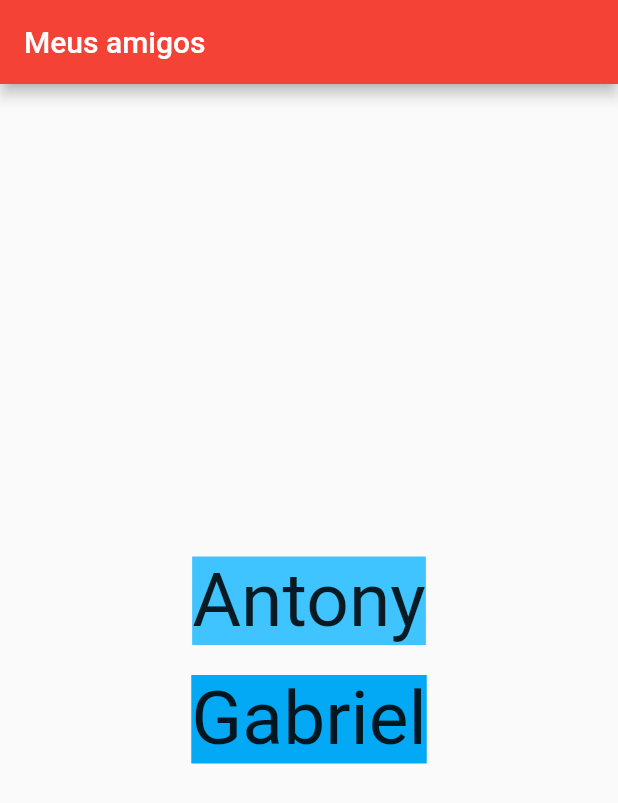
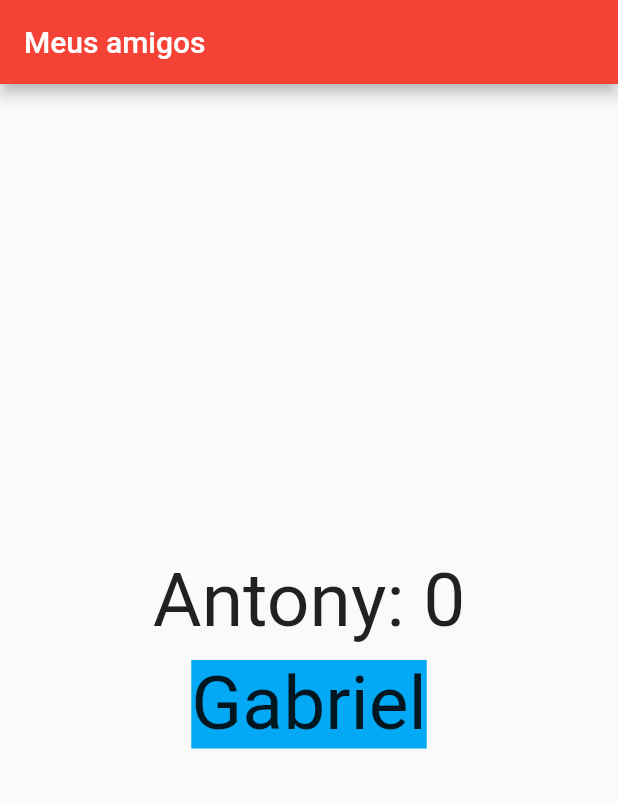
Before and after one commit to AntonyGuilherme/flutter, a Flutter app: the screen it shows after launch, on a phone screen of 412 x 824 dp. Shown: the top 803 px of the screen. Run offline on Flutter 3.47's test engine with Material 2 defaults, Android fonts, the phone set to English and light mode, and no system bars.

Commit message:
Criando um StateFulWidget

```diff
--- a/flutter_app/lib/main.dart
+++ b/flutter_app/lib/main.dart
@@ -18,7 +18,7 @@ class FriendsApp extends StatelessWidget {
               child: Column(
                 mainAxisAlignment: MainAxisAlignment.center,
                 children: [
-                  MyFriend('Antony'),
+                  ItemCounter('Antony'),
                   Padding(
                       padding: const EdgeInsets.all(10),
                       child: DecoratedBox(
@@ -51,3 +51,26 @@ class MyFriend extends StatelessWidget {
     );
   }
 }
+
+
+class ItemCounter extends StatefulWidget {
+  final String name;
+  ItemCounter(this.name);
+
+  @override
+  _ItemCounterState createState() => _ItemCounterState();
+}
+
+class _ItemCounterState extends State<ItemCounter>{
+  int count = 0;
+
+  @override
+  Widget build(BuildContext context) {
+    return GestureDetector(
+      onTap: (){ setState(() {
+        count++;
+      });  },
+      child: Text('${widget.name}: $count' , style: TextStyle(fontSize: 50),),
+    );
+  }
+}
```
